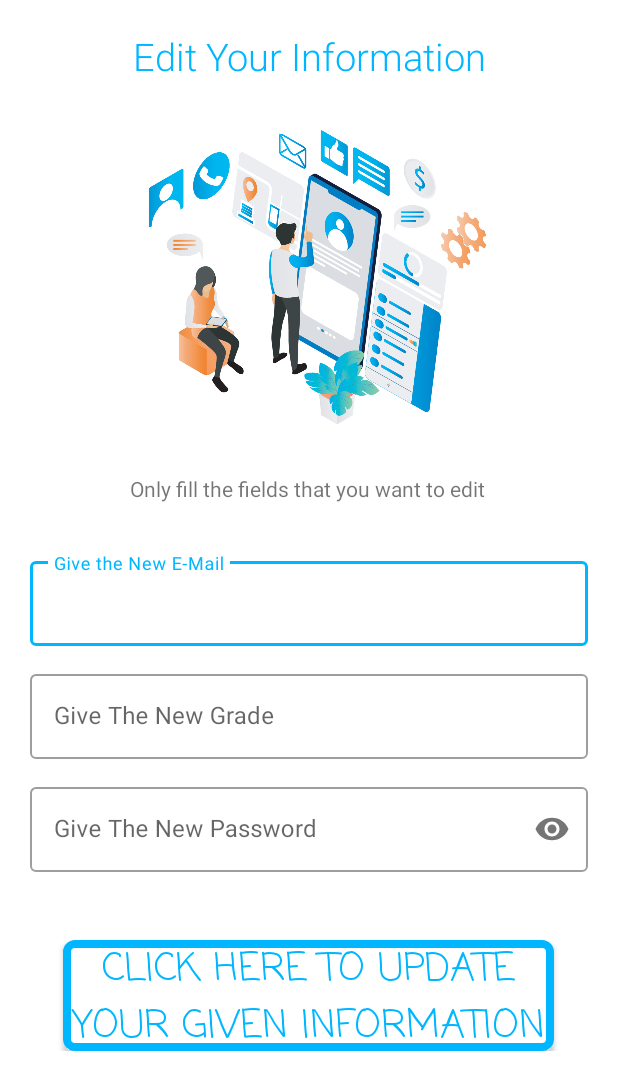
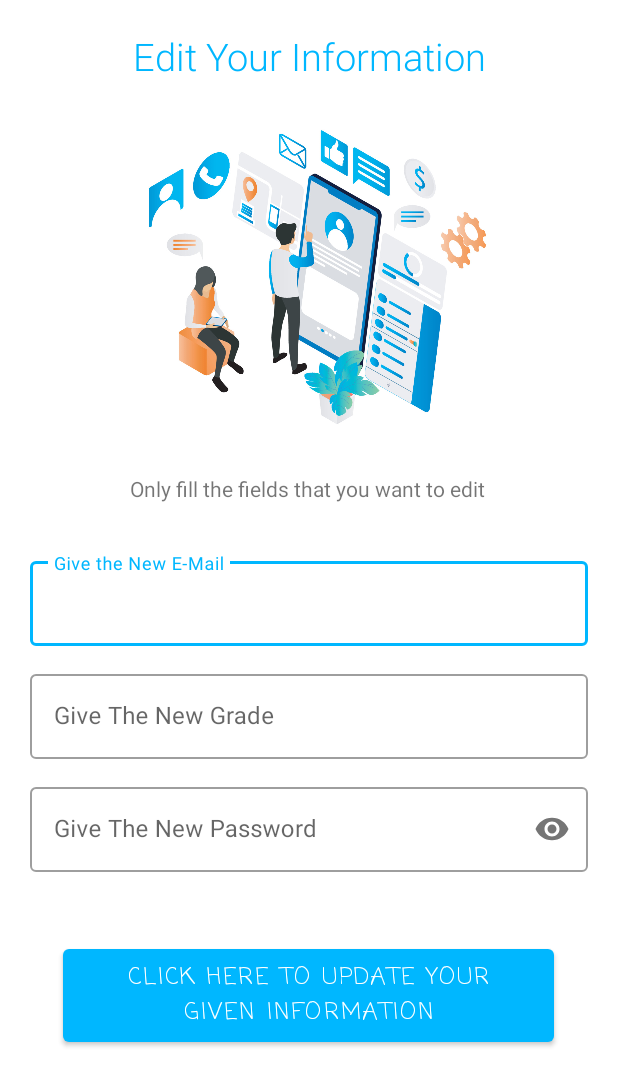
Before and after one commit to skshara/YGC, an Android app: the edit_info screen opened directly, with no data from a screen before it, on a phone screen of 412 x 824 dp. Shown: the top 1090 px of the screen. Run offline under Robolectric (Android 15) with nearby library versions, the phone set to English and light mode, and no system bars; Roboto replaces fonts that are not available here.

Commit message:
pwd page++

```diff
--- a/app/src/main/java/com/jhc/ygc/edit_info.java
+++ b/app/src/main/java/com/jhc/ygc/edit_info.java
@@ -4,8 +4,11 @@ import androidx.appcompat.app.AppCompatActivity;
 
 import android.os.Bundle;
 
+import com.google.android.material.textfield.TextInputEditText;
+
 public class edit_info extends AppCompatActivity {
 
+    TextInputEditText mEmail,mPassword,mGrade;
     @Override
     protected void onCreate(Bundle savedInstanceState) {
         super.onCreate(savedInstanceState);
--- a/app/src/main/java/com/jhc/ygc/login.java
+++ b/app/src/main/java/com/jhc/ygc/login.java
@@ -51,6 +51,7 @@ public class login extends AppCompatActivity {
         if(user!=null){
            Intent intent = new Intent(getApplicationContext(),MainActivity.class);
             startActivity(intent);
+            finish();
         }
     }
 
--- a/app/src/main/res/layout/activity_edit_info.xml
+++ b/app/src/main/res/layout/activity_edit_info.xml
@@ -97,17 +97,16 @@ android:layout_marginTop="20dp"
             </com.google.android.material.textfield.TextInputLayout>
         </LinearLayout>
 
-        <androidx.appcompat.widget.AppCompatButton
+        <Button
             android:id="@+id/updatebtn"
             android:layout_marginTop="25dp"
             android:layout_width="327dp"
             android:layout_height="74dp"
             android:layout_gravity="center"
-            android:background="@drawable/login_btn"
             android:fontFamily="casual"
             android:text="Click here to Update your given information"
-            android:textColor="@color/primary"
-            android:textSize="25dp" />
+            android:textColor="@color/white"
+            android:textSize="15dp"/>
     </LinearLayout>
 </ScrollView>
 </LinearLayout>
```
Also changed, not shown: app/src/main/java/com/jhc/ygc/ui/gallery/GalleryFragment.java (+13 -0 lines), app/src/main/res/layout/fragment_gallery.xml (+26 -7 lines).
